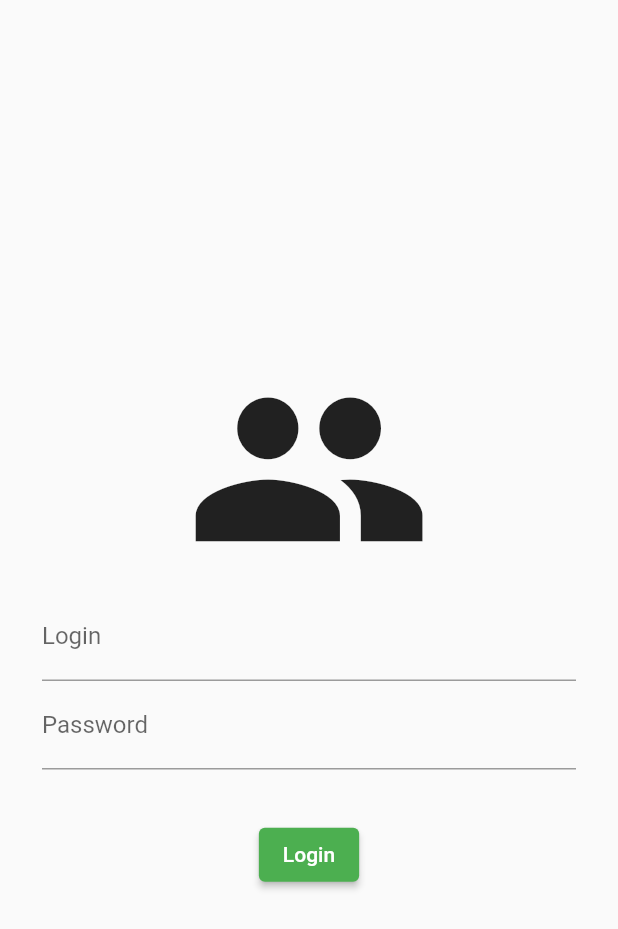
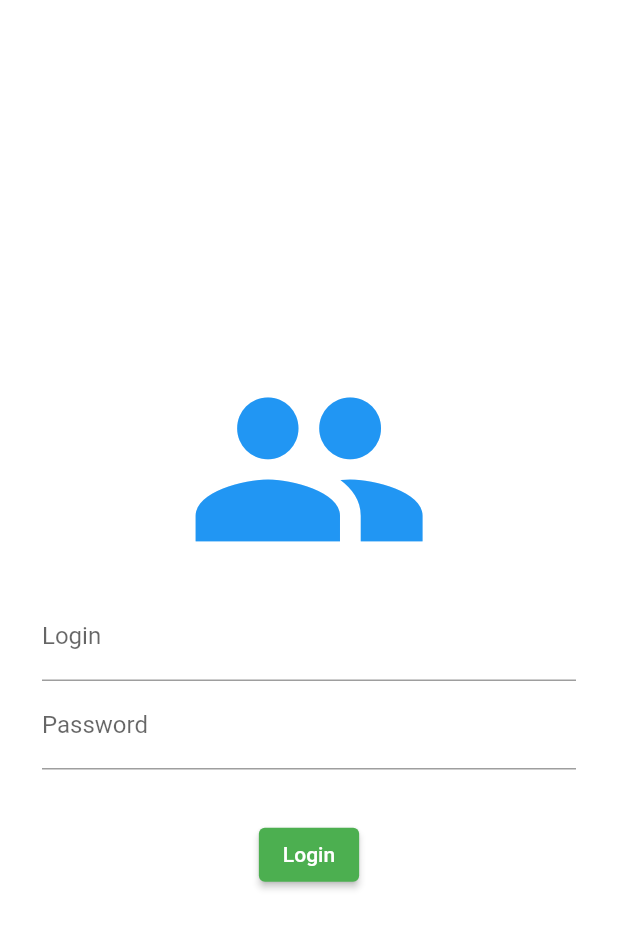
Before and after one commit to GabrielcDonato/MVC-App, a Flutter app: the screen it shows after launch, on a phone screen of 412 x 824 dp. Shown: the top 929 px of the screen. Run offline on Flutter 3.47's test engine with Material 2 defaults, Android fonts, the phone set to English and light mode, and no system bars.

Commit message:
Refactor:(LOGIN) add login components

```diff
--- /dev/null
+++ b/lib/components/login/custom_login_button_component.dart
@@ -0,0 +1,38 @@
+import 'package:flutter/material.dart';
+import 'package:movie_app/controllers/login_controller.dart';
+
+class CustomLoginButtonComponent extends StatelessWidget {
+  final LoginController loginController;
+  const CustomLoginButtonComponent({Key? key, required this.loginController})
+      : super(key: key);
+
+  @override
+  Widget build(BuildContext context) {
+    return ValueListenableBuilder<bool>(
+      valueListenable: loginController.inLoader,
+      builder: (_, inLoader, __) => inLoader
+          ? CircularProgressIndicator()
+          : ElevatedButton(
+              onPressed: () {
+                loginController.auth().then(
+                  (result) {
+                    if (result) {
+                      Navigator.of(context).pushReplacementNamed('/home');
+                    } else {
+                      ScaffoldMessenger.of(context).showSnackBar(
+                        SnackBar(
+                          content: const Text(
+                            'Falha ao realizar login',
+                          ),
+                          duration: const Duration(seconds: 5),
+                        ),
+                      );
+                    }
+                  },
+                );
+              },
+              child: Text("Login"),
+            ),
+    );
+  }
+}
--- a/lib/pages/login_page.dart
+++ b/lib/pages/login_page.dart
@@ -1,5 +1,7 @@
 import 'package:flutter/material.dart';
 import 'package:movie_app/controllers/login_controller.dart';
+
+import '../components/login/custom_login_button_component.dart';
 
 class LoginPage extends StatelessWidget {
   final LoginController _controller = LoginController();
@@ -11,7 +13,7 @@ class LoginPage extends StatelessWidget {
     return Scaffold(
       body: Container(
         padding: const EdgeInsets.all(28),
-        // color: Color(0xFFFFFFFF),
+        color: Color(0xFFFFFFFF),
         child: Column(
           crossAxisAlignment: CrossAxisAlignment.center,
           mainAxisAlignment: MainAxisAlignment.center,
@@ -19,6 +21,7 @@ class LoginPage extends StatelessWidget {
             Icon(
               Icons.people,
               size: MediaQuery.of(context).size.height * .2,
+              color: Colors.blue,
             ),
             TextField(
               decoration: InputDecoration(
@@ -38,33 +41,7 @@ class LoginPage extends StatelessWidget {
             SizedBox(
               height: MediaQuery.of(context).size.height / 25,
             ),
-            ValueListenableBuilder<bool>(
-              valueListenable: _controller.inLoader,
-              builder: (_, inLoader, __) => inLoader
-                  ? CircularProgressIndicator()
-                  : ElevatedButton(
-                      onPressed: () {
-                        _controller.auth().then(
-                          (result) {
-                            if (result) {
-                              Navigator.of(context)
-                                  .pushReplacementNamed('/home');
-                            } else {
-                              ScaffoldMessenger.of(context).showSnackBar(
-                                SnackBar(
-                                  content: const Text(
-                                    'Falha ao realizar login',
-                                  ),
-                                  duration: const Duration(seconds: 5),
-                                ),
-                              );
-                            }
-                          },
-                        );
-                      },
-                      child: Text("Login"),
-                    ),
-            )
+            CustomLoginButtonComponent(loginController: _controller),
           ],
         ),
       ),
```
Also changed, not shown: pubspec.lock.
